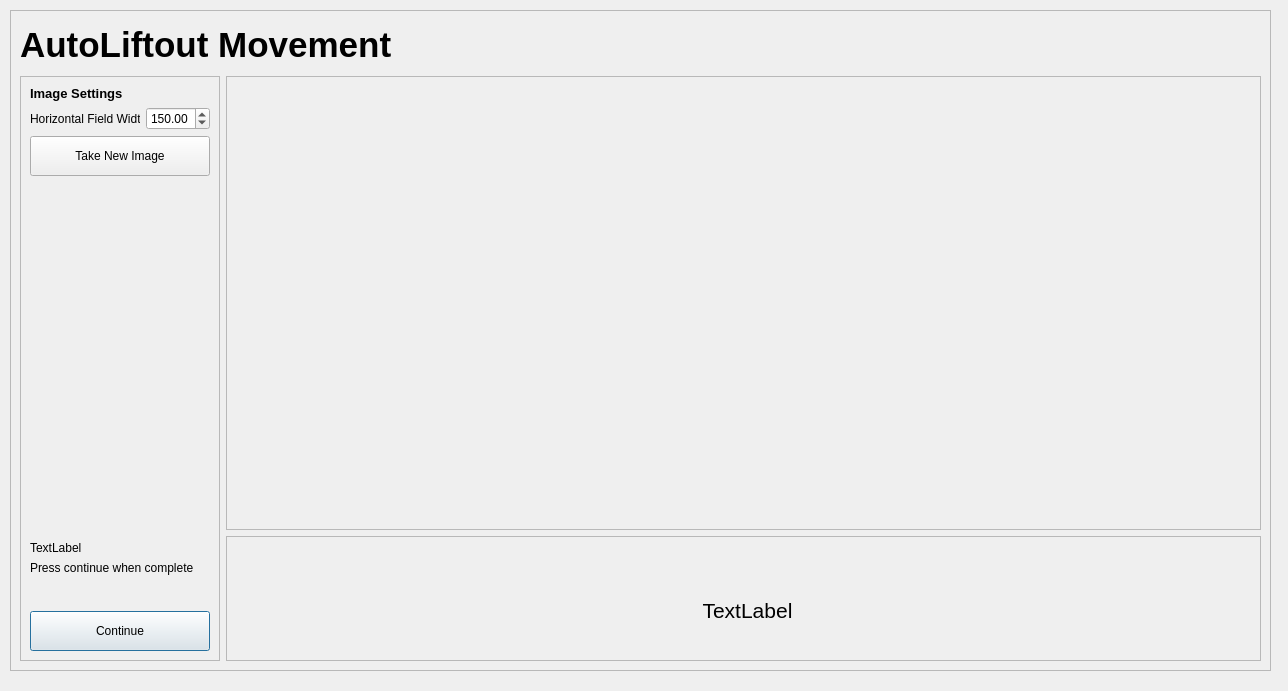
The window that liftout/gui/qtdesigner_files/movement_dialog.ui (Phaips/autoliftout) describes before a commit, drawn with Qt 5.
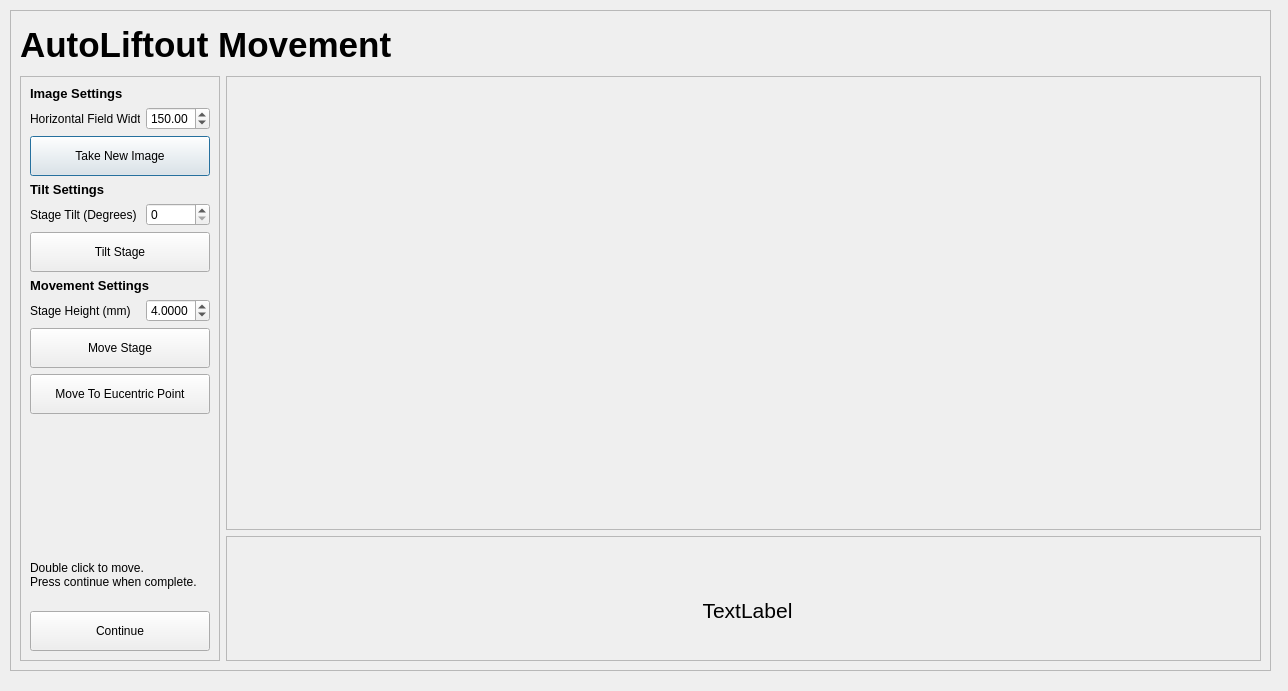
The same window after the commit.

Commit message: add user tilt control for polishing

The edit to the form file:
```diff
--- a/liftout/gui/qtdesigner_files/movement_dialog.ui
+++ b/liftout/gui/qtdesigner_files/movement_dialog.ui
@@ -151,21 +151,36 @@
        <property name="verticalSpacing">
         <number>6</number>
        </property>
-       <item row="1" column="1">
-        <widget class="QLabel" name="label_header">
-         <property name="font">
-          <font>
-           <pointsize>10</pointsize>
-           <weight>75</weight>
-           <bold>true</bold>
-          </font>
+       <item row="29" column="1" colspan="2">
+        <spacer name="verticalSpacer_2">
+         <property name="orientation">
+          <enum>Qt::Vertical</enum>
+         </property>
+         <property name="sizeType">
+          <enum>QSizePolicy::Maximum</enum>
+         </property>
+         <property name="sizeHint" stdset="0">
+          <size>
+           <width>20</width>
+           <height>10</height>
+          </size>
+         </property>
+        </spacer>
+       </item>
+       <item row="3" column="1" colspan="2">
+        <widget class="QPushButton" name="pushButton_take_image">
+         <property name="minimumSize">
+          <size>
+           <width>0</width>
+           <height>40</height>
+          </size>
          </property>
          <property name="text">
-          <string>Image Settings</string>
+          <string>Take New Image</string>
          </property>
         </widget>
        </item>
-       <item row="19" column="1" colspan="2">
+       <item row="30" column="1" colspan="2">
         <widget class="QPushButton" name="pushButton_continue">
          <property name="minimumSize">
           <size>
@@ -185,60 +200,40 @@
          </property>
         </widget>
        </item>
-       <item row="18" column="1" colspan="2">
-        <spacer name="verticalSpacer_2">
-         <property name="orientation">
-          <enum>Qt::Vertical</enum>
-         </property>
-         <property name="sizeType">
-          <enum>QSizePolicy::Maximum</enum>
-         </property>
-         <property name="sizeHint" stdset="0">
-          <size>
-           <width>20</width>
-           <height>30</height>
-          </size>
-         </property>
-        </spacer>
-       </item>
-       <item row="15" column="1">
-        <widget class="QLabel" name="label_movement_header">
-         <property name="text">
-          <string>TextLabel</string>
-         </property>
-         <property name="textFormat">
-          <enum>Qt::AutoText</enum>
-         </property>
-         <property name="alignment">
-          <set>Qt::AlignLeading|Qt::AlignLeft|Qt::AlignVCenter</set>
-         </property>
-        </widget>
-       </item>
-       <item row="16" column="1" colspan="2">
-        <widget class="QLabel" name="label_movement">
-         <property name="text">
-          <string>Press continue when complete</string>
-         </property>
-         <property name="alignment">
-          <set>Qt::AlignLeading|Qt::AlignLeft|Qt::AlignVCenter</set>
-         </property>
-        </widget>
-       </item>
        <item row="14" column="1" colspan="2">
-        <spacer name="verticalSpacer">
-         <property name="orientation">
-          <enum>Qt::Vertical</enum>
+        <widget class="QLabel" name="label_header_tilt">
+         <property name="font">
+          <font>
+           <pointsize>10</pointsize>
+           <weight>75</weight>
+           <bold>true</bold>
+          </font>
          </property>
-         <property name="sizeType">
-          <enum>QSizePolicy::Expanding</enum>
+         <property name="text">
+          <string>Tilt Settings</string>
          </property>
-         <property name="sizeHint" stdset="0">
-          <size>
-           <width>20</width>
-           <height>40</height>
-          </size>
+        </widget>
+       </item>
+       <item row="20" column="1">
+        <widget class="QLabel" name="label_height">
+         <property name="text">
+          <string>Stage Height (mm)</string>
          </property>
-        </spacer>
+        </widget>
+       </item>
+       <item row="1" column="1" colspan="2">
+        <widget class="QLabel" name="label_header">
+         <property name="font">
+          <font>
+           <pointsize>10</pointsize>
+           <weight>75</weight>
+           <bold>true</bold>
+          </font>
+         </property>
+         <property name="text">
+          <string>Image Settings</string>
+         </property>
+        </widget>
        </item>
        <item row="2" column="2">
         <widget class="QDoubleSpinBox" name="doubleSpinBox_hfw">
@@ -256,8 +251,22 @@
          </property>
         </widget>
        </item>
-       <item row="3" column="1" colspan="2">
-        <widget class="QPushButton" name="pushButton_take_image">
+       <item row="18" column="1" colspan="2">
+        <widget class="QLabel" name="label_header_height">
+         <property name="font">
+          <font>
+           <pointsize>10</pointsize>
+           <weight>75</weight>
+           <bold>true</bold>
+          </font>
+         </property>
+         <property name="text">
+          <string>Movement Settings</string>
+         </property>
+        </widget>
+       </item>
+       <item row="21" column="1" colspan="2">
+        <widget class="QPushButton" name="pushButton_move_stage">
          <property name="minimumSize">
           <size>
            <width>0</width>
@@ -265,7 +274,117 @@
           </size>
          </property>
          <property name="text">
-          <string>Take New Image</string>
+          <string>Move Stage</string>
+         </property>
+        </widget>
+       </item>
+       <item row="15" column="1">
+        <widget class="QLabel" name="label_tilt">
+         <property name="text">
+          <string>Stage Tilt (Degrees)</string>
+         </property>
+        </widget>
+       </item>
+       <item row="20" column="2">
+        <widget class="QDoubleSpinBox" name="doubleSpinBox_stage_height">
+         <property name="decimals">
+          <number>4</number>
+         </property>
+         <property name="minimum">
+          <double>3.800000000000000</double>
+         </property>
+         <property name="maximum">
+          <double>4.100000000000000</double>
+         </property>
+         <property name="singleStep">
+          <double>0.010000000000000</double>
+         </property>
+         <property name="value">
+          <double>4.000000000000000</double>
+         </property>
+        </widget>
+       </item>
+       <item row="15" column="2">
+        <widget class="QDoubleSpinBox" name="doubleSpinBox_tilt_degrees">
+         <property name="decimals">
+          <number>0</number>
+         </property>
+         <property name="minimum">
+          <double>0.000000000000000</double>
+         </property>
+         <property name="maximum">
+          <double>25.000000000000000</double>
+         </property>
+         <property name="singleStep">
+          <double>1.000000000000000</double>
+         </property>
+         <property name="value">
+          <double>0.000000000000000</double>
+         </property>
+        </widget>
+       </item>
+       <item row="16" column="1" colspan="2">
+        <widget class="QPushButton" name="pushButton_tilt_stage">
+         <property name="minimumSize">
+          <size>
+           <width>0</width>
+           <height>40</height>
+          </size>
+         </property>
+         <property name="text">
+          <string>Tilt Stage</string>
+         </property>
+        </widget>
+       </item>
+       <item row="23" column="1" colspan="2">
+        <spacer name="verticalSpacer_3">
+         <property name="orientation">
+          <enum>Qt::Vertical</enum>
+         </property>
+         <property name="sizeType">
+          <enum>QSizePolicy::Expanding</enum>
+         </property>
+         <property name="sizeHint" stdset="0">
+          <size>
+           <width>20</width>
+           <height>30</height>
+          </size>
+         </property>
+        </spacer>
+       </item>
+       <item row="27" column="1" rowspan="2" colspan="2">
+        <widget class="QLabel" name="label_continue_instructions">
+         <property name="minimumSize">
+          <size>
+           <width>0</width>
+           <height>40</height>
+          </size>
+         </property>
+         <property name="text">
+          <string>Double click to move. 
+Press continue when complete.</string>
+         </property>
+         <property name="textFormat">
+          <enum>Qt::AutoText</enum>
+         </property>
+         <property name="alignment">
+          <set>Qt::AlignLeading|Qt::AlignLeft|Qt::AlignVCenter</set>
+         </property>
+         <property name="wordWrap">
+          <bool>true</bool>
+         </property>
+        </widget>
+       </item>
+       <item row="22" column="1" colspan="2">
+        <widget class="QPushButton" name="pushButton_move_to_eucentric">
+         <property name="minimumSize">
+          <size>
+           <width>0</width>
+           <height>40</height>
+          </size>
+         </property>
+         <property name="text">
+          <string>Move To Eucentric Point</string>
          </property>
         </widget>
        </item>
```
The commit also changes 6 other files.
